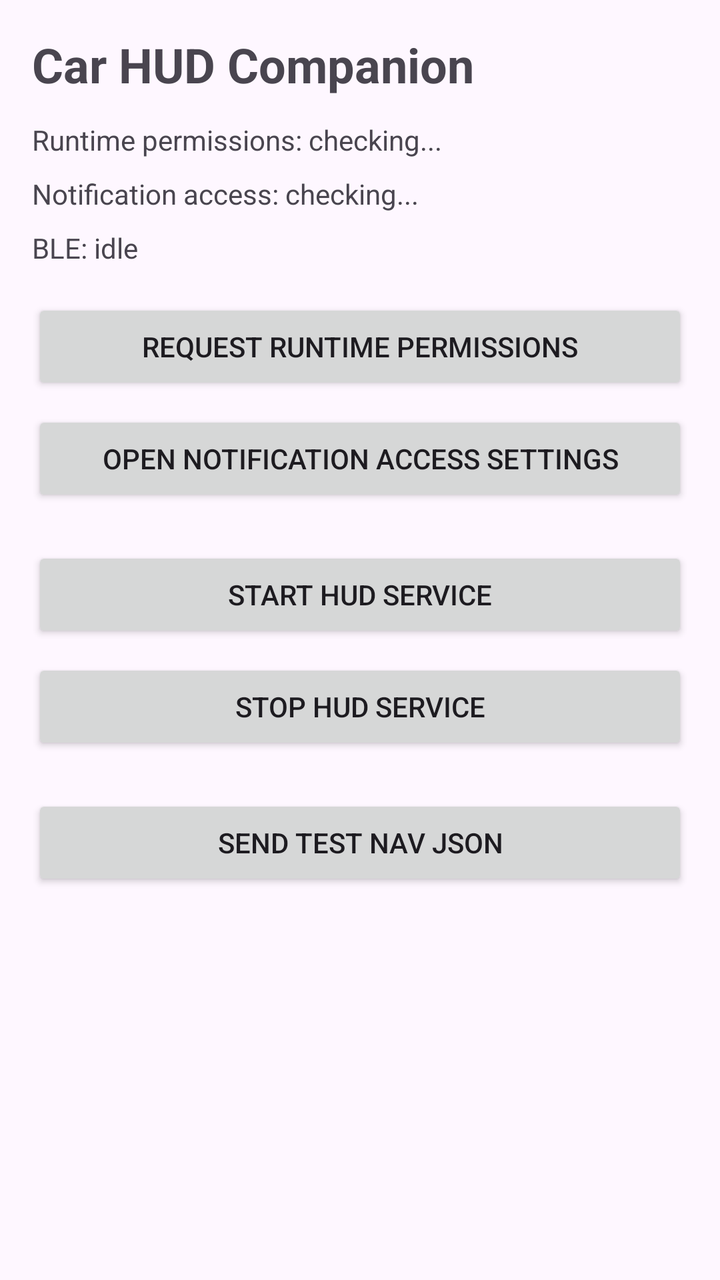
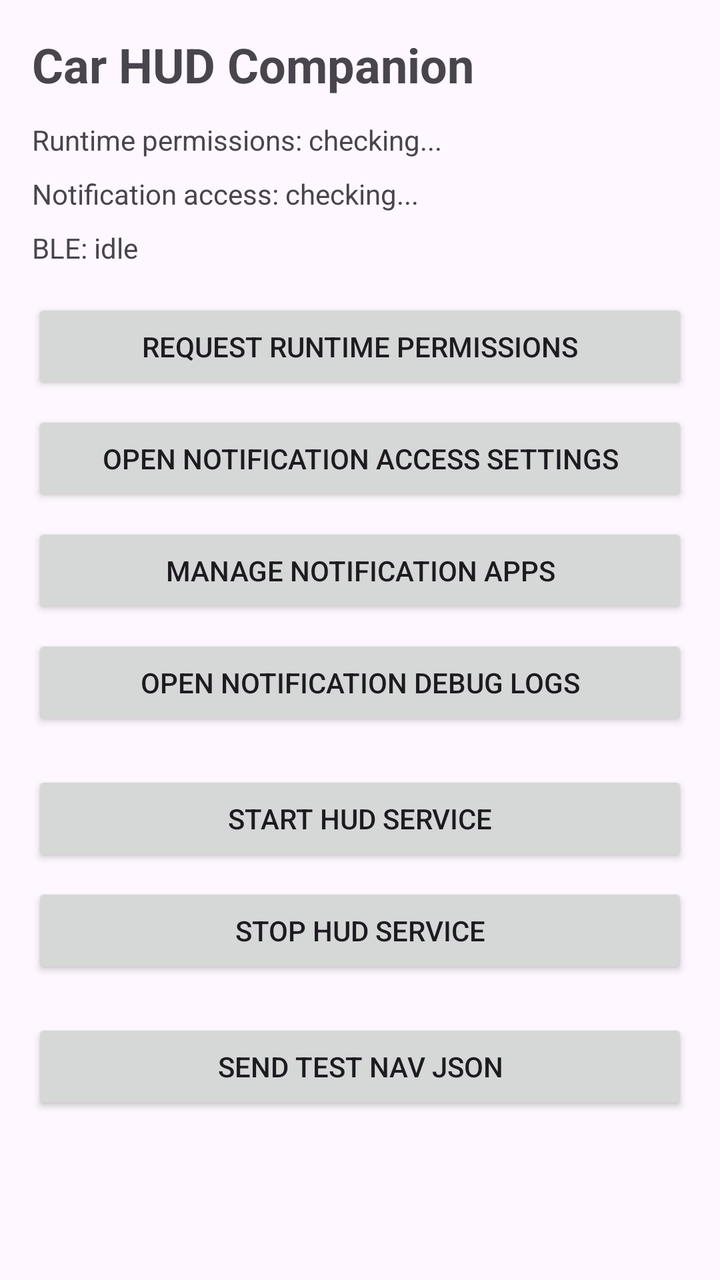

An Android layout rendered at two revisions. The XML below is the earlier revision; the diff shows what the commit changed to produce the second picture.
<!-- AndroidManifest.xml: application theme Theme.HubNotification -->
<!-- res/layout/activity_main.xml -->
<?xml version="1.0" encoding="utf-8"?>
<androidx.constraintlayout.widget.ConstraintLayout xmlns:android="http://schemas.android.com/apk/res/android"
    xmlns:app="http://schemas.android.com/apk/res-auto"
    xmlns:tools="http://schemas.android.com/tools"
    android:id="@+id/main"
    android:layout_width="match_parent"
    android:layout_height="match_parent"
    tools:context=".MainActivity">

    <ScrollView
        android:id="@+id/scrollRoot"
        android:layout_width="0dp"
        android:layout_height="0dp"
        app:layout_constraintBottom_toBottomOf="parent"
        app:layout_constraintEnd_toEndOf="parent"
        app:layout_constraintStart_toStartOf="parent"
        app:layout_constraintTop_toTopOf="parent">

        <LinearLayout
            android:layout_width="match_parent"
            android:layout_height="wrap_content"
            android:orientation="vertical"
            android:padding="16dp">

            <TextView
                android:id="@+id/txtTitle"
                android:layout_width="match_parent"
                android:layout_height="wrap_content"
                android:text="Car HUD Companion"
                android:textSize="24sp"
                android:textStyle="bold" />

            <TextView
                android:id="@+id/txtPermissionStatus"
                android:layout_width="match_parent"
                android:layout_height="wrap_content"
                android:layout_marginTop="12dp"
                android:text="Runtime permissions: checking..." />

            <TextView
                android:id="@+id/txtNotificationAccessStatus"
                android:layout_width="match_parent"
                android:layout_height="wrap_content"
                android:layout_marginTop="8dp"
                android:text="Notification access: checking..." />

            <TextView
                android:id="@+id/txtBleStatus"
                android:layout_width="match_parent"
                android:layout_height="wrap_content"
                android:layout_marginTop="8dp"
                android:text="BLE: idle" />

            <Button
                android:id="@+id/btnRequestPermissions"
                android:layout_width="match_parent"
                android:layout_height="wrap_content"
                android:layout_marginTop="16dp"
                android:text="Request Runtime Permissions" />

            <Button
                android:id="@+id/btnOpenNotificationAccess"
                android:layout_width="match_parent"
                android:layout_height="wrap_content"
                android:layout_marginTop="8dp"
                android:text="Open Notification Access Settings" />

            <Button
                android:id="@+id/btnStartHud"
                android:layout_width="match_parent"
                android:layout_height="wrap_content"
                android:layout_marginTop="20dp"
                android:text="Start HUD Service" />

            <Button
                android:id="@+id/btnStopHud"
                android:layout_width="match_parent"
                android:layout_height="wrap_content"
                android:layout_marginTop="8dp"
                android:text="Stop HUD Service" />

            <Button
                android:id="@+id/btnSendTestNav"
                android:layout_width="match_parent"
                android:layout_height="wrap_content"
                android:layout_marginTop="20dp"
                android:text="Send Test NAV JSON" />

        </LinearLayout>
    </ScrollView>

</androidx.constraintlayout.widget.ConstraintLayout>
<!-- resources referenced by this layout -->
<resources>
  <style name="Theme.HubNotification" parent="Base.Theme.HubNotification" />
  <style name="Base.Theme.HubNotification" parent="Theme.Material3.DayNight.NoActionBar">
          
          
      </style>
</resources>

<!-- the commit's change to res/layout/activity_main.xml (unified diff, before → after) -->
@@ -66,6 +66,20 @@
                 android:text="Open Notification Access Settings" />
 
             <Button
+                android:id="@+id/btnManageNotificationApps"
+                android:layout_width="match_parent"
+                android:layout_height="wrap_content"
+                android:layout_marginTop="8dp"
+                android:text="Manage Notification Apps" />
+
+            <Button
+                android:id="@+id/btnOpenDebugLogs"
+                android:layout_width="match_parent"
+                android:layout_height="wrap_content"
+                android:layout_marginTop="8dp"
+                android:text="Open Notification Debug Logs" />
+
+            <Button
                 android:id="@+id/btnStartHud"
                 android:layout_width="match_parent"
                 android:layout_height="wrap_content"
